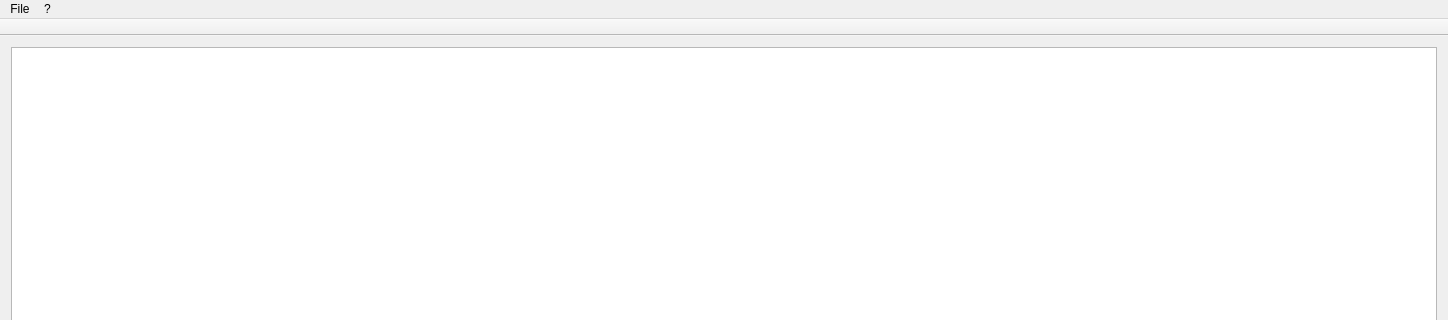
First picture: the form in PicsDL/mainwindow.ui, repository clement-nardi/pics-dl, before the edit; both pictures show x 0 to 1448 and y 0 to 320 of the 1448 by 611 pixel window.
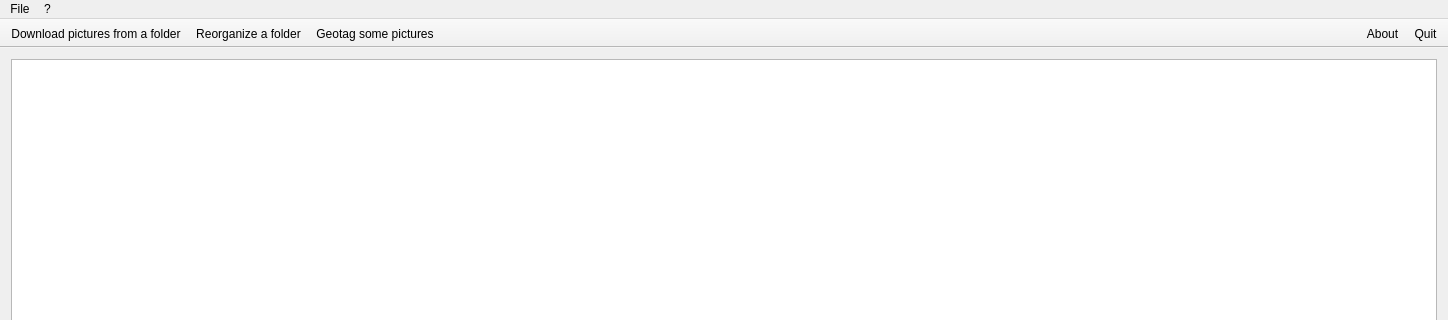
Second picture: the form after the edit. Icons and pictures are not drawn.

Patch:
```diff
--- a/PicsDL/mainwindow.ui
+++ b/PicsDL/mainwindow.ui
@@ -13,6 +13,9 @@
   <property name="windowTitle">
    <string>MainWindow</string>
   </property>
+  <property name="toolButtonStyle">
+   <enum>Qt::ToolButtonTextBesideIcon</enum>
+  </property>
   <widget class="QWidget" name="centralWidget">
    <property name="minimumSize">
     <size>
@@ -74,7 +77,7 @@
   </widget>
   <widget class="QToolBar" name="mainToolBar">
    <property name="enabled">
-    <bool>false</bool>
+    <bool>true</bool>
    </property>
    <property name="movable">
     <bool>false</bool>
@@ -83,10 +86,38 @@
     <enum>TopToolBarArea</enum>
    </attribute>
    <attribute name="toolBarBreak">
-    <bool>true</bool>
+    <bool>false</bool>
    </attribute>
+   <addaction name="actionDownload_pictures_from_Folder"/>
+   <addaction name="actionReorganize_a_folder"/>
+   <addaction name="actionGeotag_some_pictures"/>
   </widget>
   <widget class="QStatusBar" name="statusBar"/>
+  <widget class="QToolBar" name="toolBar">
+   <property name="windowTitle">
+    <string>toolBar</string>
+   </property>
+   <property name="layoutDirection">
+    <enum>Qt::RightToLeft</enum>
+   </property>
+   <property name="movable">
+    <bool>false</bool>
+   </property>
+   <property name="allowedAreas">
+    <set>Qt::BottomToolBarArea|Qt::RightToolBarArea|Qt::TopToolBarArea</set>
+   </property>
+   <property name="floatable">
+    <bool>true</bool>
+   </property>
+   <attribute name="toolBarArea">
+    <enum>TopToolBarArea</enum>
+   </attribute>
+   <attribute name="toolBarBreak">
+    <bool>false</bool>
+   </attribute>
+   <addaction name="actionQuit"/>
+   <addaction name="actionAbout"/>
+  </widget>
   <action name="actionShow">
    <property name="icon">
     <iconset resource="resources.qrc">
@@ -123,6 +154,33 @@
     <string>About PicsDL</string>
    </property>
   </action>
+  <action name="actionDownload_pictures_from_Folder">
+   <property name="icon">
+    <iconset resource="resources.qrc">
+     <normaloff>:/icons/folder_camera</normaloff>:/icons/folder_camera</iconset>
+   </property>
+   <property name="text">
+    <string>Download pictures from a folder</string>
+   </property>
+  </action>
+  <action name="actionReorganize_a_folder">
+   <property name="icon">
+    <iconset resource="resources.qrc">
+     <normaloff>:/icons/tree</normaloff>:/icons/tree</iconset>
+   </property>
+   <property name="text">
+    <string>Reorganize a folder</string>
+   </property>
+  </action>
+  <action name="actionGeotag_some_pictures">
+   <property name="icon">
+    <iconset resource="resources.qrc">
+     <normaloff>:/icons/gps</normaloff>:/icons/gps</iconset>
+   </property>
+   <property name="text">
+    <string>Geotag some pictures</string>
+   </property>
+  </action>
  </widget>
  <layoutdefault spacing="6" margin="11"/>
  <resources>
```
Left out of the diff: 9 changed lines with no effect on the pictures.
